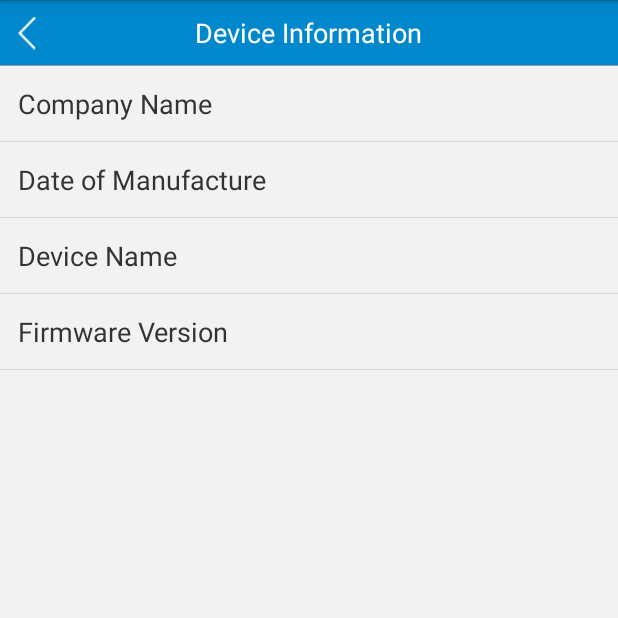
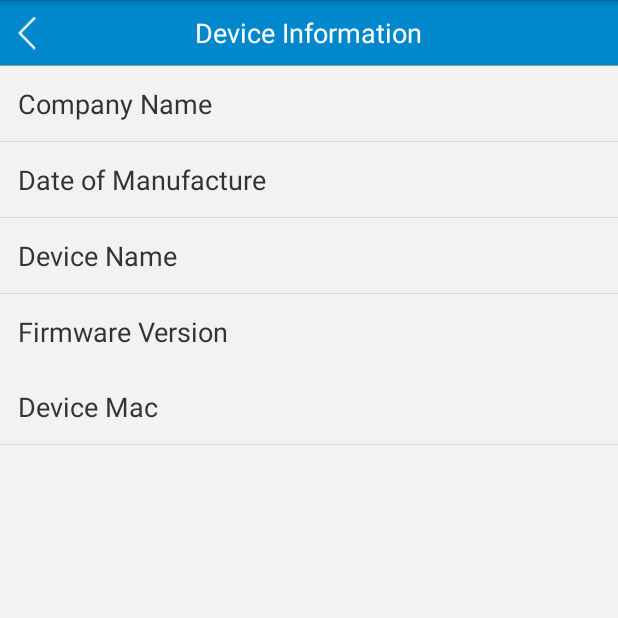
Before and after one commit to MokoLife/mokoLife_Android, an Android app: the DeviceInfoActivity screen opened directly, with no data from a screen before it, on a phone screen of 412 x 824 dp, the top half of it. Run offline under Robolectric (Android 15) with nearby library versions, the phone set to English and light mode, and no system bars; our stand-ins replace ButterKnife.

Commit message:
修改bug

```diff
--- a/app/src/main/java/com/moko/life/activity/AddDeviceActivity.java
+++ b/app/src/main/java/com/moko/life/activity/AddDeviceActivity.java
@@ -198,7 +198,7 @@ public class AddDeviceActivity extends BaseActivity {
                 if (TextUtils.isEmpty(topic) || TextUtils.isEmpty(mTopicPre) || isDeviceConnectSuccess) {
                     return;
                 }
-                if (topic.contains(mTopicPre)) {
+                if (topic.contains(mTopicPre) && !isDeviceConnectSuccess) {
                     isDeviceConnectSuccess = true;
                     donutProgress.setProgress(100);
                     donutProgress.setText(100 + "%");
--- a/app/src/main/java/com/moko/life/activity/DeviceDetailActivity.java
+++ b/app/src/main/java/com/moko/life/activity/DeviceDetailActivity.java
@@ -94,6 +94,7 @@ public class DeviceDetailActivity extends BaseActivity {
                     if (!switch_state.equals(mokoDevice.on_off ? "on" : "off")) {
                         mokoDevice.on_off = !mokoDevice.on_off;
                         changeSwitchState();
+                        tvTimerState.setVisibility(View.GONE);
                     }
                 }
                 if (topic.equals(mokoDevice.getDeviceTopicDelayTime())) {
@@ -129,7 +130,7 @@ public class DeviceDetailActivity extends BaseActivity {
         rlTitle.setBackgroundColor(ContextCompat.getColor(this, mokoDevice.on_off ? R.color.blue_0188cc : R.color.black_303a4b));
         llBg.setBackgroundColor(ContextCompat.getColor(this, mokoDevice.on_off ? R.color.grey_f2f2f2 : R.color.black_303a4b));
         ivSwitchState.setImageDrawable(ContextCompat.getDrawable(this, mokoDevice.on_off ? R.drawable.switch_on : R.drawable.switch_off));
-        tvSwitchState.setText(mokoDevice.on_off ? R.string.device_detail_switch_on : R.string.device_detail_switch_off);
+        tvSwitchState.setText(mokoDevice.isOnline ? (mokoDevice.on_off ? R.string.device_detail_switch_on : R.string.device_detail_switch_off) : R.string.device_detail_switch_offline);
         tvSwitchState.setTextColor(ContextCompat.getColor(this, mokoDevice.on_off ? R.color.blue_0188cc : R.color.grey_808080));
         Drawable drawableSchedult = ContextCompat.getDrawable(this, mokoDevice.on_off ? R.drawable.schedule_on : R.drawable.schedule_off);
         drawableSchedult.setBounds(0, 0, drawableSchedult.getMinimumWidth(), drawableSchedult.getMinimumHeight());
--- a/app/src/main/java/com/moko/life/activity/DeviceInfoActivity.java
+++ b/app/src/main/java/com/moko/life/activity/DeviceInfoActivity.java
@@ -28,6 +28,8 @@ public class DeviceInfoActivity extends BaseActivity {
     TextView tvDeviceName;
     @Bind(R.id.tv_device_version)
     TextView tvDeviceVersion;
+    @Bind(R.id.tv_device_mac)
+    TextView tvDeviceMac;
     private MokoDevice mokoDevice;
 
     @Override
@@ -41,6 +43,7 @@ public class DeviceInfoActivity extends BaseActivity {
             tvDeviceDate.setText(mokoDevice.production_date);
             tvDeviceName.setText(mokoDevice.product_model);
             tvDeviceVersion.setText(mokoDevice.firmware_version);
+            tvDeviceMac.setText(mokoDevice.mac);
         }
 
     }
--- a/app/src/main/java/com/moko/life/activity/ModifyNameActivity.java
+++ b/app/src/main/java/com/moko/life/activity/ModifyNameActivity.java
@@ -38,7 +38,7 @@ public class ModifyNameActivity extends BaseActivity {
         ButterKnife.bind(this);
         device = (MokoDevice) getIntent().getSerializableExtra("mokodevice");
         etNickName.setText(device.nickName);
-        etNickName.setSelection(device.name.length());
+        etNickName.setSelection(device.nickName.length());
     }
 
 
--- a/app/src/main/res/layout/activity_device_info.xml
+++ b/app/src/main/res/layout/activity_device_info.xml
@@ -145,6 +145,30 @@
             android:textSize="13sp" />
     </LinearLayout>
 
+    <LinearLayout
+        android:layout_width="match_parent"
+        android:layout_height="50dp"
+        android:paddingLeft="12dp"
+        android:paddingRight="12dp">
+
+        <TextView
+            android:layout_width="0dp"
+            android:layout_height="wrap_content"
+            android:layout_gravity="center_vertical"
+            android:layout_weight="1.0"
+            android:text="@string/device_info_mac"
+            android:textColor="@color/black_333333"
+            android:textSize="18sp" />
+
+        <TextView
+            android:id="@+id/tv_device_mac"
+            android:layout_width="wrap_content"
+            android:layout_height="wrap_content"
+            android:layout_gravity="center_vertical"
+            android:textColor="@color/grey_808080"
+            android:textSize="13sp" />
+    </LinearLayout>
+
     <View
         style="@style/divider_line"
         android:layout_alignParentBottom="true"
--- a/app/src/main/res/values/strings.xml
+++ b/app/src/main/res/values/strings.xml
@@ -69,8 +69,9 @@
 
     <string name="modify_device_name_conn_success">Connection successful</string>
     <string name="modify_device_name_done">Done</string>
-    <string name="modify_device_name_empty">Name can\'t be null</string>
+    <string name="modify_device_name_empty">Device name can\'t be blank</string>
     <string name="device_detail_switch_off">Socket is off</string>
+    <string name="device_detail_switch_offline">Socket is offline</string>
     <string name="device_detail_switch_on">Socket is on</string>
     <string name="device_detail_schedule">Schedule</string>
     <string name="device_detail_timer">Timer</string>
@@ -106,6 +107,7 @@
     <string name="device_info_date">Date of Manufacture</string>
     <string name="device_info_name">Device Name</string>
     <string name="device_info_version">Firmware Version</string>
+    <string name="device_info_mac">Device Mac</string>
 
 
 </resources>
```
Also changed, not shown: app/src/main/java/com/moko/life/activity/MainActivity.java (+8 -11 lines), app/src/main/java/com/moko/life/activity/MoreActivity.java (+7 -2 lines).
